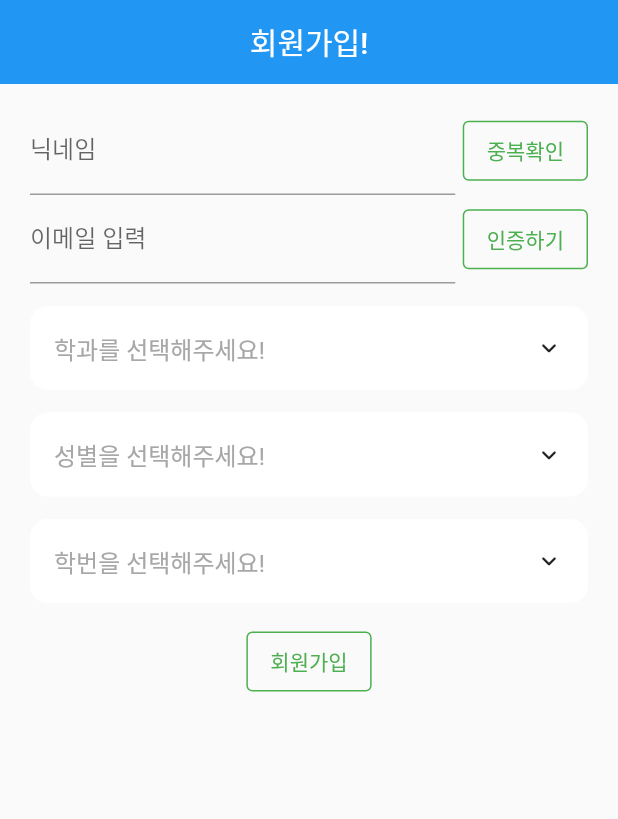
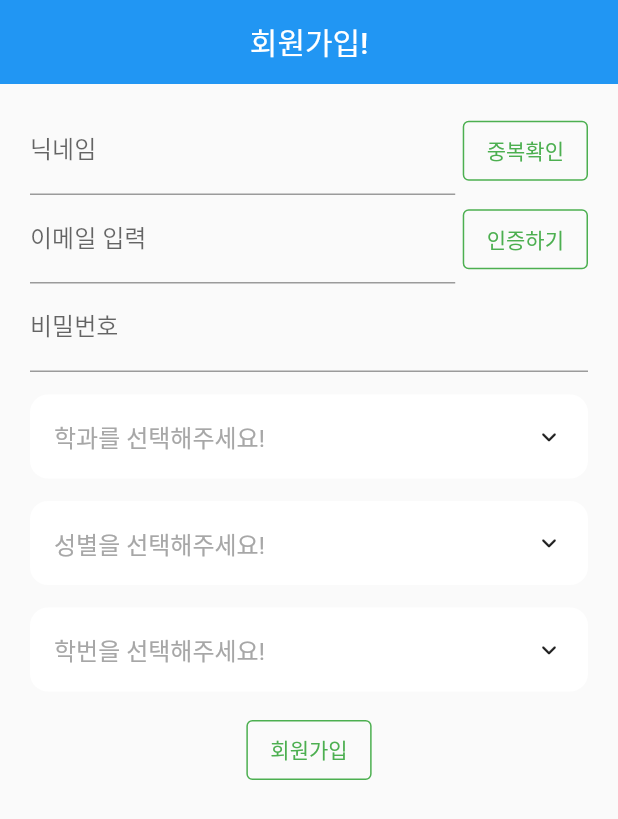
Before and after one commit to SangBumKo/practice_flutter, a Flutter app: the screen it shows after launch, after a tap on "회원가입", on a phone screen of 412 x 824 dp. Shown: the top 819 px of the screen. Run offline on Flutter 3.47's test engine with Material 2 defaults, Android fonts, the phone set to English and light mode, and no system bars; drawn by our look-alikes of animated_custom_dropdown; our stand-ins replace cloud_firestore, firebase_auth, firebase_core, flutter_swipe_action_cell; missing offline and left inert: firestore_search; accounts and stored records are empty; network calls fail.

Commit message:
- User패스워드 생성 - isJoinedGroup ? 매칭화면 : 그룹찾기화면 만듦 - createGroupPage에서 DropdownButton 바꿨음 - searchGroupPage에서 Swipe적용하려 했지만, 실패

```diff
--- a/lib/models/UserModel.dart
+++ b/lib/models/UserModel.dart
@@ -5,20 +5,24 @@ class UserModel{
 
   //input
   String? name;
+  String? password;
   String? major;
-  String? entranceYear;
+  int? entranceYear;
   String? gender;
   String? email;
 
-  UserModel({this.pk, this.name, this.major, this.entranceYear, this.gender});
+  UserModel({this.pk, this.password, this.name, this.major, this.entranceYear, this.gender, this.email, this.joinedGroupName});
 
   Map<String, dynamic> toJson() {
     return <String, dynamic>{
       'pk' : pk,
       'name': name,
+      'password' : password,
       'major' : major,
       'entranceYear' : entranceYear,
       'gender' : gender,
+      'email' : email,
+      'joinedGroupName' : joinedGroupName,
     };
   }
 }
--- a/lib/screens/search_group_page/SearchGroupPage.dart
+++ b/lib/screens/search_group_page/SearchGroupPage.dart
@@ -1,6 +1,7 @@
 import 'package:flutter/material.dart';
 import 'package:firestore_search/firestore_search.dart';
 import 'package:practice_flutter/models/GroupModel.dart';
+import 'package:flutter_swipe_action_cell/flutter_swipe_action_cell.dart';
 
 class SearchGroupPage extends StatefulWidget {
   const SearchGroupPage({Key? key}) : super(key: key);
@@ -46,7 +47,7 @@ class _SearchGroupPageState extends State<SearchGroupPage> {
                 final List<GroupModel>? groupList = snapshot.data;
                 if (groupList!.isEmpty) {
                   return const Center(
-                    child: Text('잘못 찾았어요~'),
+                    child: Text('검색결과가 없어요 ㅠㅠ'),
                   );
                 }
                 return ListView.builder(
@@ -75,7 +76,8 @@ class _SearchGroupPageState extends State<SearchGroupPage> {
                             )
                           ],
                         );
-                    });
+                      }
+                );
               }
 
               if (snapshot.connectionState == ConnectionState.done) {
--- a/lib/screens/sign_up_page/SignUpPage.dart
+++ b/lib/screens/sign_up_page/SignUpPage.dart
@@ -2,7 +2,6 @@ import 'package:cloud_firestore/cloud_firestore.dart';
 import 'package:flutter/material.dart';
 import 'package:animated_custom_dropdown/custom_dropdown.dart';
 import 'package:firebase_auth/firebase_auth.dart';
-
 import '../../models/UserModel.dart';
 
 class SignUpPage extends StatefulWidget {
@@ -27,9 +26,11 @@ class _SignUpPageState extends State<SignUpPage> {
   ];
   final TextEditingController _genderInputController = TextEditingController();
   final TextEditingController _majorInputController = TextEditingController();
-  final TextEditingController _entranceYearInputController = TextEditingController();
+  final TextEditingController _entranceYearInputController =
+      TextEditingController();
   final TextEditingController _emailController = TextEditingController();
   final TextEditingController _nicknameController = TextEditingController();
+  final TextEditingController _passwordController = TextEditingController();
 
   @override
   Widget build(BuildContext context) {
@@ -49,8 +50,7 @@ class _SignUpPageState extends State<SignUpPage> {
               Form(
                 child: Container(
                   padding: EdgeInsets.fromLTRB(20, 0, 20, 0),
-                  child: Column(
-                      children: <Widget>[
+                  child: Column(children: <Widget>[
                     SizedBox(height: 15.0),
                     //닉네임
                     Container(
@@ -59,8 +59,7 @@ class _SignUpPageState extends State<SignUpPage> {
                         Expanded(
                           child: TextFormField(
                             controller: _nicknameController,
-                                    decoration: InputDecoration(
-                                        labelText: '닉네임'),
+                            decoration: InputDecoration(labelText: '닉네임'),
                             keyboardType: TextInputType.text,
                           ),
                         ),
@@ -85,8 +84,7 @@ class _SignUpPageState extends State<SignUpPage> {
                           Expanded(
                             child: TextFormField(
                               controller: _emailController,
-                                  decoration: InputDecoration(
-                                      labelText: '이메일 입력'),
+                              decoration: InputDecoration(labelText: '이메일 입력'),
                               keyboardType: TextInputType.emailAddress,
                             ),
                           ),
@@ -104,6 +102,11 @@ class _SignUpPageState extends State<SignUpPage> {
                           )
                         ],
                       ),
+                    ),
+                    TextFormField(
+                      controller: _passwordController,
+                      decoration: InputDecoration(labelText: '비밀번호'),
+                      keyboardType: TextInputType.text,
                     ),
                     const SizedBox(height: 15.0),
                     //학과
@@ -133,29 +136,29 @@ class _SignUpPageState extends State<SignUpPage> {
                         await FirebaseAuth.instance
                             .createUserWithEmailAndPassword(
                                 email: _emailController.text,
-                                  password: _nicknameController.text);
-                              await FirebaseFirestore.instance.collection(
-                                  'USERS')
+                                password: _passwordController.text);
+                        await FirebaseFirestore.instance
+                            .collection('USERS')
                             .doc(FirebaseAuth.instance.currentUser!.uid)
-                                  .set(
-                                  UserModel(
-                                      pk: FirebaseAuth.instance.currentUser!
-                                          .uid,
+                            .set(UserModel(
+                              pk: FirebaseAuth.instance.currentUser!.uid,
                               name: _nicknameController.text,
+                              password: _passwordController.text,
                               major: _majorInputController.text,
-                                      entranceYear: _entranceYearInputController
-                                          .text,
+                              entranceYear:
+                                  int.parse(_entranceYearInputController.text),
                               gender: _genderInputController.text,
+                              email: _emailController.text,
+                              joinedGroupName: '',
                             ).toJson());
                       },
                       style: OutlinedButton.styleFrom(
                           foregroundColor: Colors.green,
-                              minimumSize: Size(70, 40),
-                              side: BorderSide(
+                          minimumSize: const Size(70, 40),
+                          side: const BorderSide(
                             color: Colors.green,
                             width: 1.0,
-                              )
-                          ),
+                          )),
                     ),
                   ]),
                 ),
--- a/pubspec.yaml
+++ b/pubspec.yaml
@@ -33,6 +33,7 @@ dependencies:
   firestore_search: ^0.1.9
   animated_custom_dropdown: 1.2.2
   firebase_auth: ^3.8.0
+  flutter_swipe_action_cell: ^3.0.4
   flutter:
     sdk: flutter
 
```
Also changed, not shown: lib/screens/create_group_page/CreateGroupPage.dart (+15 -19 lines), lib/screens/home_page/HomePage.dart (+18 -2 lines), pubspec.lock, 1 other file. Lines whose indentation alone changed are shown as unchanged.
